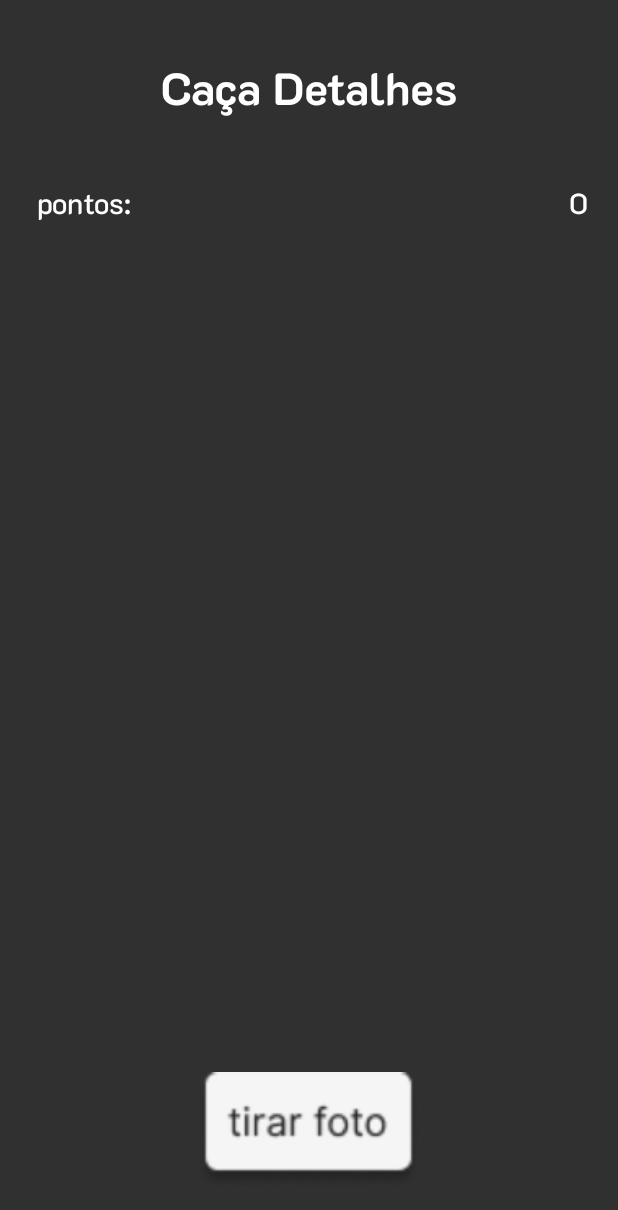
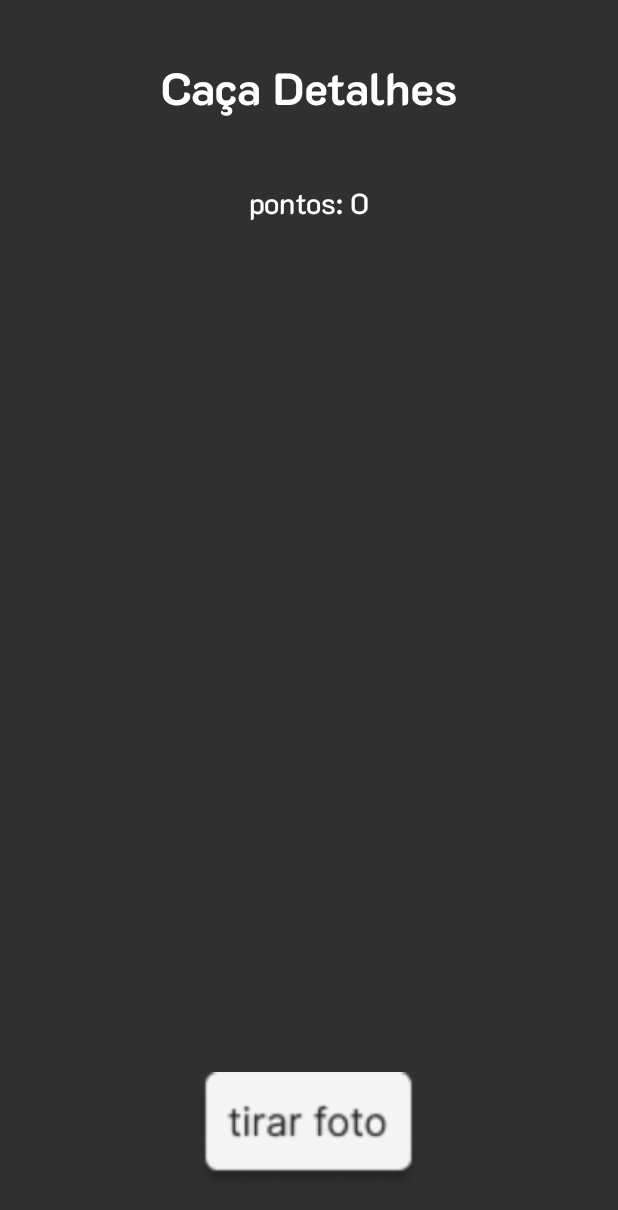
Before and after one commit to Cassiana945/Caca_Detalhes, an Android app: the DesafioActivity screen opened directly, with no data from a screen before it, on a phone screen of 412 x 824 dp. Shown: the top 1210 px of the screen. Run offline under Robolectric (Android 15) with nearby library versions, the phone set to English and light mode, and no system bars; 2 statements that could not run were skipped.

Commit message:
Update activity_desafio.xml

```diff
--- a/src/main/res/layout/activity_desafio.xml
+++ b/src/main/res/layout/activity_desafio.xml
@@ -19,17 +19,18 @@
         android:layout_centerHorizontal="true"
         android:layout_marginTop="10dp" />
 
-    <RelativeLayout
+     <LinearLayout
         android:layout_width="match_parent"
         android:layout_height="wrap_content"
+        android:orientation="horizontal"
         android:layout_below="@id/titulo"
+        android:gravity="center"
         android:layout_marginTop="30dp">
 
         <TextView
             android:layout_width="wrap_content"
             android:layout_height="wrap_content"
-            android:layout_alignParentStart="true"
-            android:text=" pontos: "
+            android:text="pontos: "
             android:textColor="@color/white"
             android:fontFamily="@font/k2d_medium"
             android:textSize="19sp" />
@@ -38,13 +39,11 @@
             android:id="@+id/pontos"
             android:layout_width="wrap_content"
             android:layout_height="wrap_content"
-            android:layout_alignParentEnd="true"
             android:text="0"
             android:textColor="@color/white"
             android:fontFamily="@font/k2d_medium"
             android:textSize="19sp" />
-
-    </RelativeLayout>
+    </LinearLayout>
 
 
     <ImageView
```
